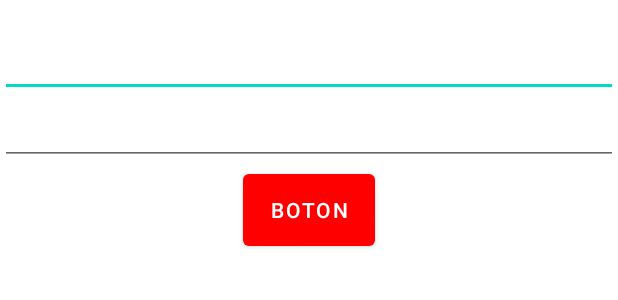
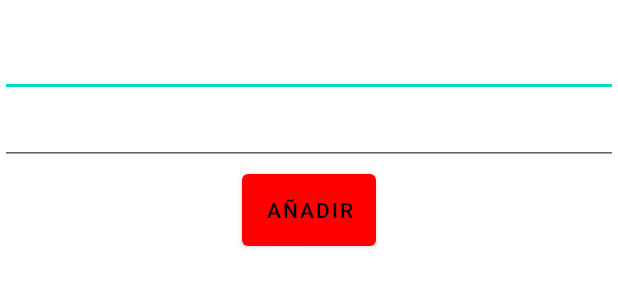
Before and after one commit to Estefano22/ejerciciodiapositiva5, an Android app: the layout activity_main.xml on its own in the app's theme, with its tools: preview values and no code run, on a phone screen of 412 x 824 dp. Shown: the top 300 px of the screen. Run offline under Robolectric (Android 15) with nearby library versions, the phone set to English and light mode, and no system bars.

Commit message:
hecho mas o menos bien

```diff
--- a/app/src/main/res/layout/activity_main.xml
+++ b/app/src/main/res/layout/activity_main.xml
@@ -23,7 +23,6 @@
 
     <EditText
         android:id="@+id/editText1"
-        android:tag="EditText1"
         android:text=""
         android:inputType="text"
         android:layout_width="match_parent"
@@ -32,7 +31,6 @@
 
     <EditText
         android:id="@+id/editText2"
-        android:tag="EditText2"
         android:text=""
         android:inputType="text"
         android:layout_width="match_parent"
@@ -43,8 +41,8 @@
         android:id="@+id/button"
         android:layout_width="wrap_content"
         android:layout_height="60dp"
-        android:tag="button"
-        android:text="Boton"
+        android:text="Añadir"
+        android:textColor="#000000"
         app:backgroundTint="#FF0000"
         app:iconTint="#000000" />
 
```
Also changed, not shown: app/src/main/java/com/example/ejerciciodiapositiva5/MainActivity.kt (+28 -12 lines).
